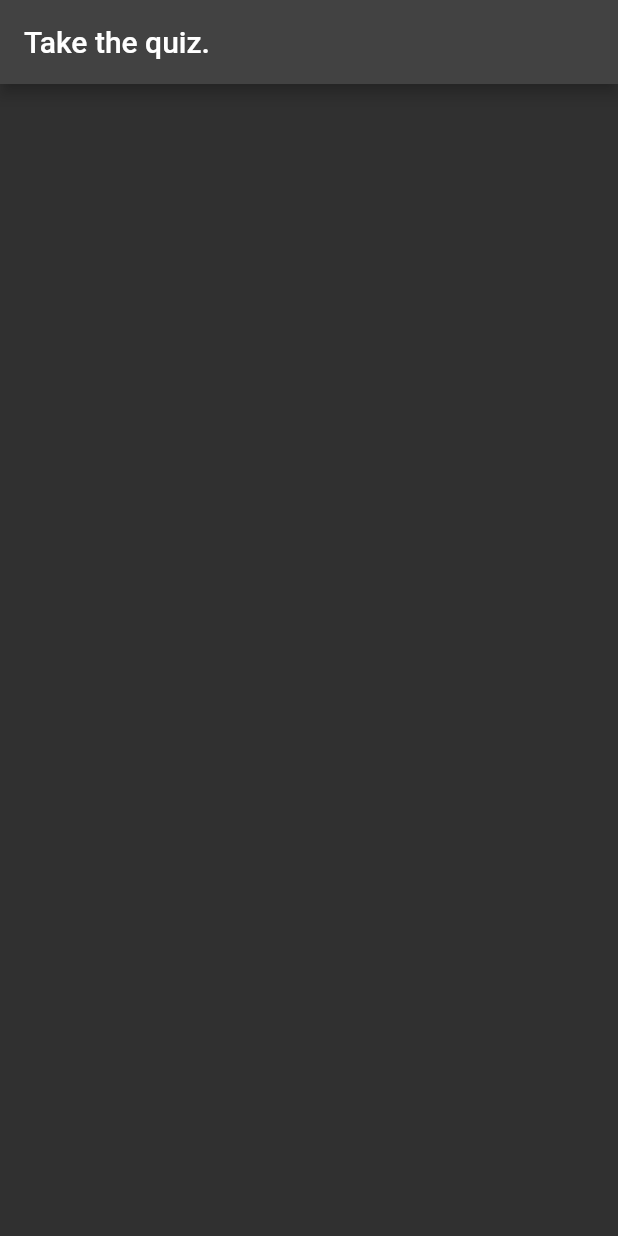
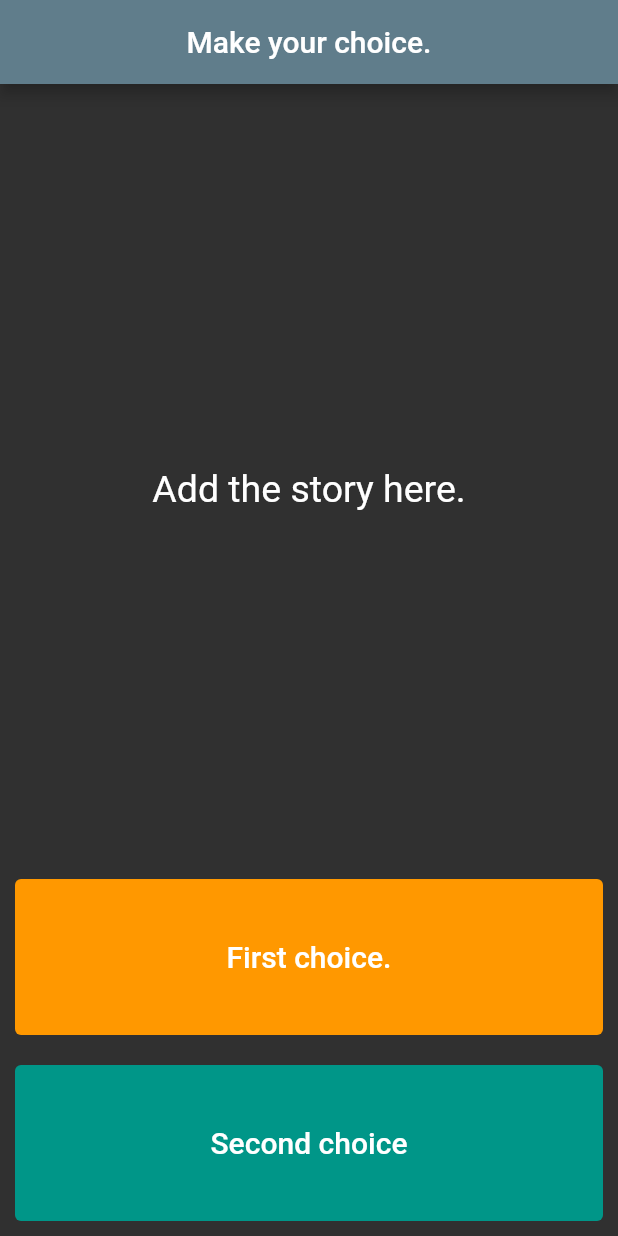
Before and after one commit to rooptestdev/destini_flutter, a Flutter app: the screen it shows after launch, on a phone screen of 412 x 824 dp. Run offline on Flutter 3.47's test engine with Material 2 defaults, Android fonts, the phone set to English and light mode, and no system bars.

Commit message:
UI build

```diff
--- a/lib/main.dart
+++ b/lib/main.dart
@@ -14,12 +14,20 @@ class DestiniApp extends StatelessWidget {
       theme: ThemeData.dark(),
       home: Scaffold(
         appBar: AppBar(
+          backgroundColor: Colors.blueGrey,
+          centerTitle: true,
           title: Text(
-            'Take the quiz.',
+            'Make your choice.',
           ),
         ),
         body: SafeArea(
-          child: StoryPage(),
+          child: Container(
+            padding: EdgeInsets.symmetric(
+              horizontal: 10.0,
+              vertical: 10.0,
+            ),
+            child: StoryPage(),
+          ),
         ),
       ),
     );
@@ -36,6 +44,55 @@ class StoryPage extends StatefulWidget {
 class _StoryPageState extends State<StoryPage> {
   @override
   Widget build(BuildContext context) {
-    return Container();
+    return Column(
+      mainAxisAlignment: MainAxisAlignment.spaceBetween,
+      crossAxisAlignment: CrossAxisAlignment.stretch,
+      children: [
+        Expanded(
+          flex: 5,
+          child: Center(
+            child: Text(
+              'Add the story here.',
+              style: TextStyle(
+                fontSize: 25.0,
+              ),
+            ),
+          ),
+        ),
+        Expanded(
+          child: TextButton(
+            style: TextButton.styleFrom(
+              backgroundColor: Colors.orange,
+            ),
+            onPressed: () {},
+            child: Text(
+              'First choice.',
+              style: TextStyle(
+                color: Colors.white,
+                fontSize: 20.0,
+              ),
+            ),
+          ),
+        ),
+        SizedBox(
+          height: 20.0,
+        ),
+        Expanded(
+          child: TextButton(
+            style: TextButton.styleFrom(
+              backgroundColor: Colors.teal,
+            ),
+            onPressed: () {},
+            child: Text(
+              'Second choice',
+              style: TextStyle(
+                color: Colors.white,
+                fontSize: 20.0,
+              ),
+            ),
+          ),
+        ),
+      ],
+    );
   }
 }
```
